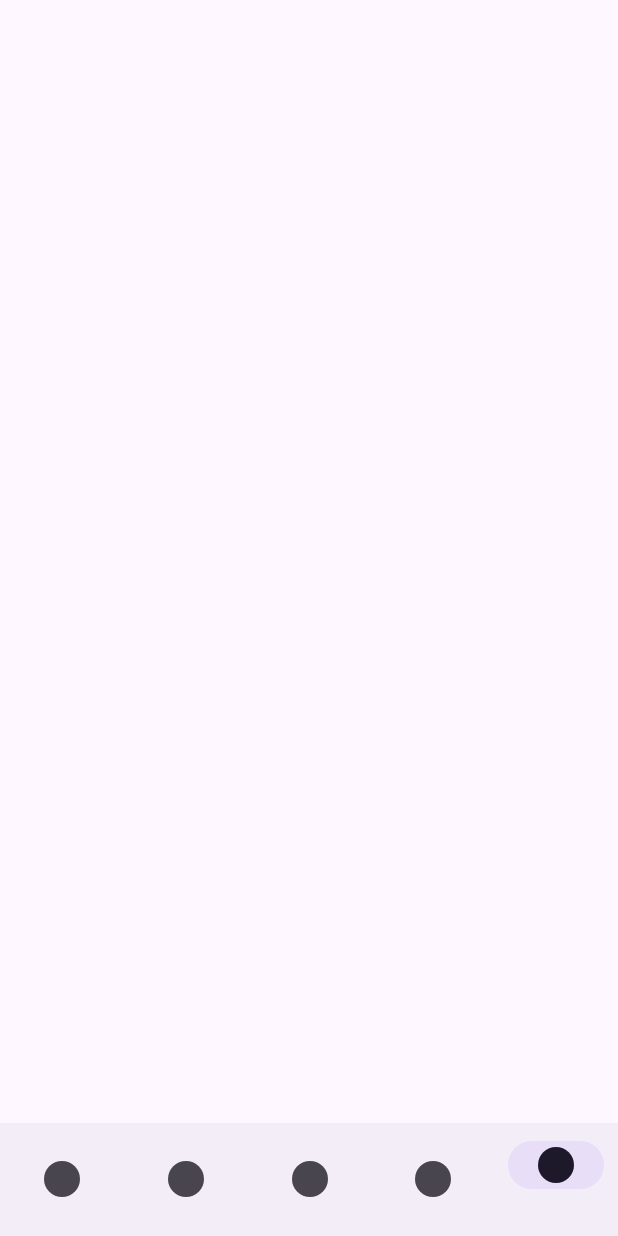
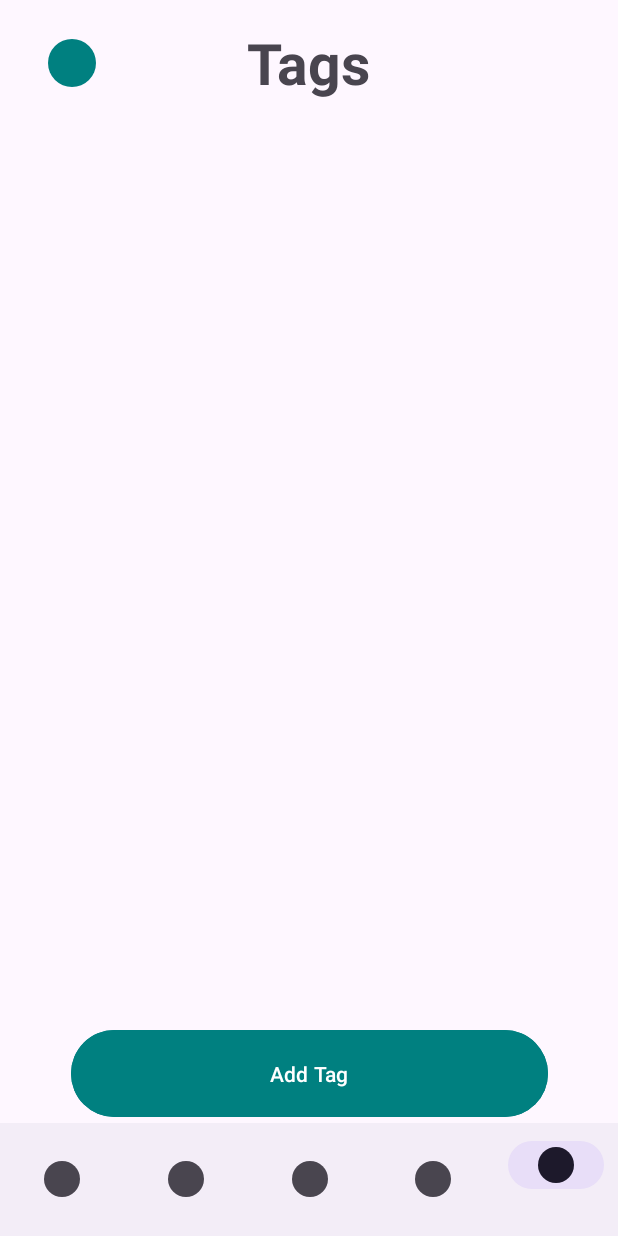
Before and after one commit to CMPUT301F23T03/BlackBox, an Android app: the screen it shows after launch (MainActivity), item 5 of the bottom bar chosen, on a phone screen of 412 x 824 dp. Run offline under Robolectric (Android 15) with nearby library versions, the phone set to English and light mode, and no system bars; our stand-ins replace Firebase (no records; nobody signed in at launch, a user with empty details on screens opened directly).

Commit message:
Tag page created

```diff
--- a/app/src/main/java/com/example/blackbox/MainActivity.java
+++ b/app/src/main/java/com/example/blackbox/MainActivity.java
@@ -9,6 +9,7 @@ import androidx.fragment.app.FragmentTransaction;
 
 import android.annotation.SuppressLint;
 import android.os.Bundle;
+import android.util.Log;
 import android.view.MenuItem;
 import android.widget.ArrayAdapter;
 import android.widget.Button;
@@ -50,6 +51,7 @@ public class MainActivity extends AppCompatActivity {
                     @Override
                     public boolean onNavigationItemSelected(@NonNull MenuItem item) {
                         int id = item.getItemId();
+                        Log.d("ItemId", String.format("%d",id));
                         if (id == R.id.inventory){
                             // load inventory fragment
                             loadFragment(new InventoryFragment());
@@ -57,6 +59,10 @@ public class MainActivity extends AppCompatActivity {
                         else if (id == R.id.scan){
                             // load scan fragment
                             loadFragment(new ScanFragment());
+                        }
+                        else if (id == R.id.settings){
+                            // load tag fragment
+                            loadFragment(new TagFragment());
                         }
                         return true;
                     }
--- /dev/null
+++ b/app/src/main/java/com/example/blackbox/TagFragment.java
@@ -0,0 +1,45 @@
+package com.example.blackbox;
+
+
+import android.os.Bundle;
+import android.view.LayoutInflater;
+import android.view.View;
+import android.view.ViewGroup;
+import android.widget.Toast;
+
+import androidx.annotation.NonNull;
+import androidx.annotation.Nullable;
+import androidx.fragment.app.Fragment;
+
+/**
+ * A fragment responsible for viewing, editing, and adding tags
+ */
+public class TagFragment extends Fragment {
+    View view;
+    /**
+     * Called to create the view for the fragment.
+     *
+     * @param inflater           The LayoutInflater object that can be used to inflate views.
+     * @param container          The parent view that the fragment's UI should be attached to.
+     * @param savedInstanceState  A Bundle containing the saved state of the fragment.
+     * @return The view for the fragment.
+     */
+    @Override
+    public View onCreateView(LayoutInflater inflater, ViewGroup container,
+                             Bundle savedInstanceState) {
+        view =  inflater.inflate(R.layout.tag_fragment, container, false);
+
+
+        return view;
+    }
+    /**
+     * Called when the fragment's view has been created.
+     *
+     * @param view               The root view of the fragment.
+     * @param savedInstanceState  A Bundle containing the saved state of the fragment.
+     */
+    @Override
+    public void onViewCreated(@NonNull View view, @Nullable Bundle savedInstanceState) {
+        super.onViewCreated(view, savedInstanceState);
+    }
+}
--- a/app/src/main/res/layout/inventory_fragment.xml
+++ b/app/src/main/res/layout/inventory_fragment.xml
@@ -82,7 +82,8 @@
             android:layout_marginTop="56dp"
             android:background="@drawable/rounded_corner"
             app:layout_constraintStart_toStartOf="parent"
-            app:layout_constraintTop_toTopOf="parent" />
+            app:layout_constraintTop_toTopOf="parent"
+            tools:ignore="TouchTargetSizeCheck,SpeakableTextPresentCheck" />
 
         <android.widget.SearchView
             android:id="@+id/searchView"
--- /dev/null
+++ b/app/src/main/res/layout/tag_fragment.xml
@@ -0,0 +1,65 @@
+<?xml version="1.0" encoding="utf-8"?>
+<androidx.constraintlayout.widget.ConstraintLayout xmlns:android="http://schemas.android.com/apk/res/android"
+    xmlns:app="http://schemas.android.com/apk/res-auto"
+    xmlns:tools="http://schemas.android.com/tools"
+    android:layout_width="match_parent"
+    android:layout_height="match_parent"
+    tools:context=".MainActivity">
+
+    <Button
+        android:id="@+id/add_tag_button"
+        android:layout_width="318dp"
+        android:layout_height="66dp"
+        android:backgroundTint="@color/primary"
+        android:text="@string/add_tag"
+        android:textColor="@android:color/white"
+        app:layout_constraintBottom_toBottomOf="parent"
+        app:layout_constraintEnd_toEndOf="parent"
+        app:layout_constraintStart_toStartOf="parent" />
+
+    <ListView
+        android:id="@+id/tagView"
+        android:layout_width="0dp"
+        android:layout_height="0dp"
+        app:layout_constraintBottom_toTopOf="@+id/add_tag_button"
+        app:layout_constraintEnd_toEndOf="parent"
+        app:layout_constraintStart_toStartOf="parent"
+        app:layout_constraintTop_toBottomOf="@+id/constraintLayout4" />
+
+    <androidx.constraintlayout.widget.ConstraintLayout
+        android:id="@+id/constraintLayout4"
+        android:layout_width="0dp"
+        android:layout_height="wrap_content"
+        app:layout_constraintEnd_toEndOf="parent"
+        app:layout_constraintStart_toStartOf="parent"
+        app:layout_constraintTop_toTopOf="parent"
+        app:layout_constraintBottom_toTopOf="@+id/tagView">
+
+        <TextView
+            android:id="@+id/textView"
+            android:layout_width="wrap_content"
+            android:layout_height="wrap_content"
+            android:layout_marginTop="16dp"
+            android:layout_marginBottom="16dp"
+            android:text="Tags"
+            android:textSize="38sp"
+            android:textStyle="bold"
+            app:layout_constraintBottom_toBottomOf="parent"
+            app:layout_constraintEnd_toEndOf="parent"
+            app:layout_constraintStart_toStartOf="parent"
+            app:layout_constraintTop_toTopOf="parent" />
+
+        <ImageButton
+            android:id="@+id/profile_button2"
+            android:layout_width="32dp"
+            android:layout_height="32dp"
+            android:background="@drawable/rounded_corner"
+            app:layout_constraintBottom_toBottomOf="parent"
+            app:layout_constraintEnd_toStartOf="@+id/textView"
+            app:layout_constraintHorizontal_bias="0.24"
+            app:layout_constraintStart_toStartOf="parent"
+            app:layout_constraintTop_toTopOf="parent"
+            tools:ignore="SpeakableTextPresentCheck,TouchTargetSizeCheck" />
+
+    </androidx.constraintlayout.widget.ConstraintLayout>
+</androidx.constraintlayout.widget.ConstraintLayout>
--- a/app/src/main/res/values/strings.xml
+++ b/app/src/main/res/values/strings.xml
@@ -2,4 +2,5 @@
     <string name="app_name">BlackBox</string>
     <string name="add_button">Add an item</string>
     <string name="app">BlackBox 💵</string>
+    <string name="add_tag">Add Tag</string>
 </resources>
```
